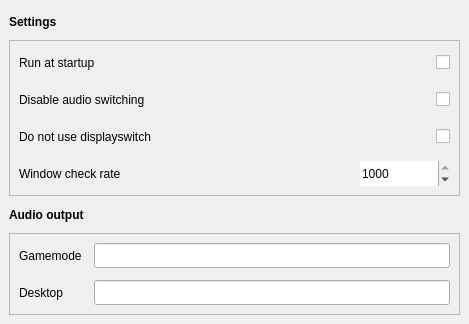
Old version of the form src/ui/design.ui in the repository Odizinne/BigPictureTV.
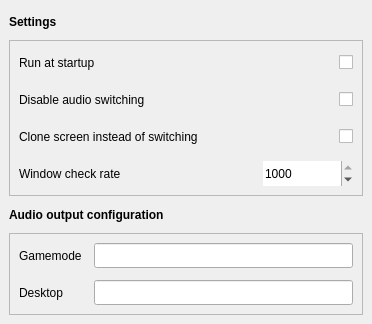
New version of the form.

Commit message:
Spliced code into modules, added displayswitch clone option, big cleanup
* removed unused function

* fixed desktop video box not loading, changed parsing to monitors list instead of cfg

* cleanup

* created separated modules for audio, monitor, shortcut, mode. reverted to displayswitch with clone option on unsuported hardware

* moved window detection to window_monitor

* removed unused variable in setup.py

* readme and screenshot

```diff
--- a/src/ui/design.ui
+++ b/src/ui/design.ui
@@ -6,7 +6,7 @@
    <rect>
     <x>0</x>
     <y>0</y>
-    <width>469</width>
+    <width>372</width>
     <height>324</height>
    </rect>
   </property>
@@ -20,7 +20,7 @@
    <string>MainWindow</string>
   </property>
   <widget class="QWidget" name="centralwidget">
-   <layout class="QGridLayout" name="gridLayout_2" columnstretch="1">
+   <layout class="QGridLayout" name="gridLayout_2" columnstretch="0">
     <item row="2" column="0">
      <widget class="QLabel" name="audioOutputLabel">
       <property name="minimumSize">
@@ -35,107 +35,7 @@
        </font>
       </property>
       <property name="text">
-       <string>Audio output</string>
-      </property>
-     </widget>
-    </item>
-    <item row="3" column="0">
-     <widget class="QFrame" name="audioFrame">
-      <property name="frameShape">
-       <enum>QFrame::Shape::StyledPanel</enum>
-      </property>
-      <layout class="QGridLayout" name="gridLayout">
-       <property name="leftMargin">
-        <number>9</number>
-       </property>
-       <property name="topMargin">
-        <number>9</number>
-       </property>
-       <property name="rightMargin">
-        <number>9</number>
-       </property>
-       <property name="bottomMargin">
-        <number>9</number>
-       </property>
-       <property name="spacing">
-        <number>12</number>
-       </property>
-       <item row="0" column="0">
-        <widget class="QLabel" name="gamemodeLabel">
-         <property name="minimumSize">
-          <size>
-           <width>0</width>
-           <height>25</height>
-          </size>
-         </property>
-         <property name="text">
-          <string>Gamemode</string>
-         </property>
-        </widget>
-       </item>
-       <item row="1" column="0">
-        <widget class="QLabel" name="desktopLabel">
-         <property name="minimumSize">
-          <size>
-           <width>0</width>
-           <height>25</height>
-          </size>
-         </property>
-         <property name="text">
-          <string>Desktop</string>
-         </property>
-        </widget>
-       </item>
-       <item row="1" column="1">
-        <widget class="QLineEdit" name="desktopEntry">
-         <property name="minimumSize">
-          <size>
-           <width>0</width>
-           <height>25</height>
-          </size>
-         </property>
-         <property name="autoFillBackground">
-          <bool>false</bool>
-         </property>
-         <property name="frame">
-          <bool>true</bool>
-         </property>
-        </widget>
-       </item>
-       <item row="0" column="1">
-        <widget class="QLineEdit" name="gamemodeEntry">
-         <property name="minimumSize">
-          <size>
-           <width>0</width>
-           <height>25</height>
-          </size>
-         </property>
-         <property name="autoFillBackground">
-          <bool>false</bool>
-         </property>
-         <property name="frame">
-          <bool>true</bool>
-         </property>
-        </widget>
-       </item>
-      </layout>
-     </widget>
-    </item>
-    <item row="0" column="0">
-     <widget class="QLabel" name="label_2">
-      <property name="minimumSize">
-       <size>
-        <width>0</width>
-        <height>25</height>
-       </size>
-      </property>
-      <property name="font">
-       <font>
-        <bold>true</bold>
-       </font>
-      </property>
-      <property name="text">
-       <string>Settings</string>
+       <string>Audio output configuration</string>
       </property>
      </widget>
     </item>
@@ -278,7 +178,7 @@
           </size>
          </property>
          <property name="text">
-          <string>Do not use displayswitch</string>
+          <string>Clone screen instead of switching</string>
          </property>
         </widget>
        </item>
@@ -301,6 +201,106 @@
       </layout>
      </widget>
     </item>
+    <item row="0" column="0">
+     <widget class="QLabel" name="label_2">
+      <property name="minimumSize">
+       <size>
+        <width>0</width>
+        <height>25</height>
+       </size>
+      </property>
+      <property name="font">
+       <font>
+        <bold>true</bold>
+       </font>
+      </property>
+      <property name="text">
+       <string>Settings</string>
+      </property>
+     </widget>
+    </item>
+    <item row="3" column="0">
+     <widget class="QFrame" name="audioFrame">
+      <property name="frameShape">
+       <enum>QFrame::Shape::StyledPanel</enum>
+      </property>
+      <layout class="QGridLayout" name="gridLayout">
+       <property name="leftMargin">
+        <number>9</number>
+       </property>
+       <property name="topMargin">
+        <number>9</number>
+       </property>
+       <property name="rightMargin">
+        <number>9</number>
+       </property>
+       <property name="bottomMargin">
+        <number>9</number>
+       </property>
+       <property name="spacing">
+        <number>12</number>
+       </property>
+       <item row="0" column="0">
+        <widget class="QLabel" name="gamemodeLabel">
+         <property name="minimumSize">
+          <size>
+           <width>0</width>
+           <height>25</height>
+          </size>
+         </property>
+         <property name="text">
+          <string>Gamemode</string>
+         </property>
+        </widget>
+       </item>
+       <item row="1" column="0">
+        <widget class="QLabel" name="desktopLabel">
+         <property name="minimumSize">
+          <size>
+           <width>0</width>
+           <height>25</height>
+          </size>
+         </property>
+         <property name="text">
+          <string>Desktop</string>
+         </property>
+        </widget>
+       </item>
+       <item row="1" column="1">
+        <widget class="QLineEdit" name="desktopEntry">
+         <property name="minimumSize">
+          <size>
+           <width>0</width>
+           <height>25</height>
+          </size>
+         </property>
+         <property name="autoFillBackground">
+          <bool>false</bool>
+         </property>
+         <property name="frame">
+          <bool>true</bool>
+         </property>
+        </widget>
+       </item>
+       <item row="0" column="1">
+        <widget class="QLineEdit" name="gamemodeEntry">
+         <property name="minimumSize">
+          <size>
+           <width>0</width>
+           <height>25</height>
+          </size>
+         </property>
+         <property name="autoFillBackground">
+          <bool>false</bool>
+         </property>
+         <property name="frame">
+          <bool>true</bool>
+         </property>
+        </widget>
+       </item>
+      </layout>
+     </widget>
+    </item>
    </layout>
   </widget>
  </widget>
```
Left out of the diff: 144 changed lines with no effect on the pictures. The commit also changes 11 other files.
